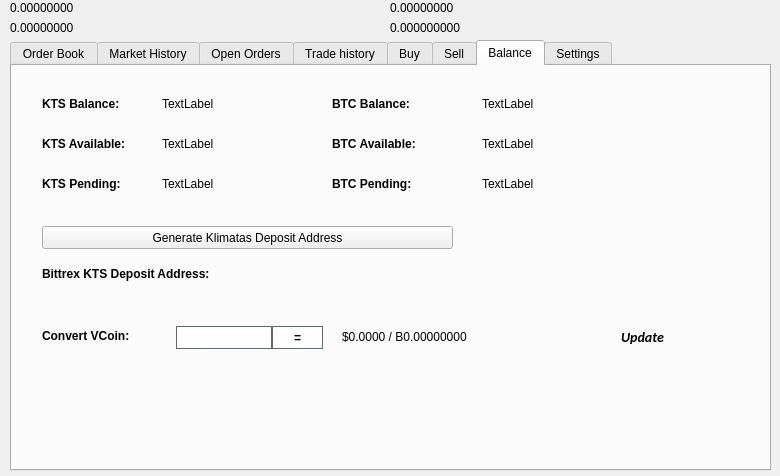
Old version of the form src/qt/forms/tradingdialog.ui in the repository klimatas/klimatas-core.
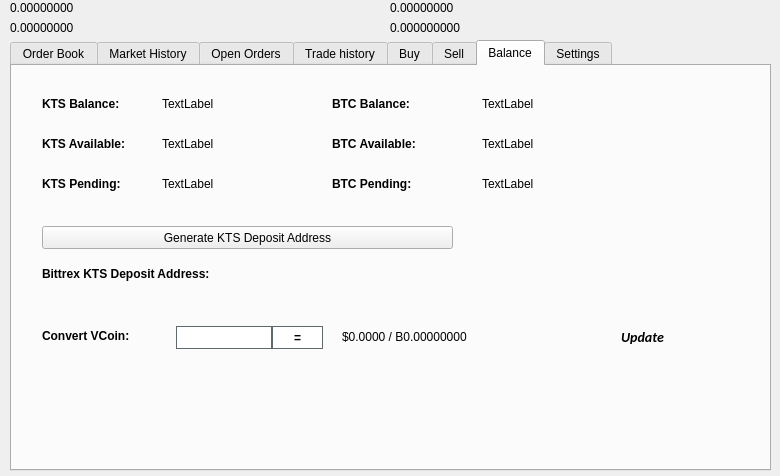
New version of the form. The open tabs and pages were chosen to show the change. Icons and pictures are not drawn.

Commit message: Klimatas upgrade to latest PIVX version

Patch:
```diff
--- a/src/qt/forms/tradingdialog.ui
+++ b/src/qt/forms/tradingdialog.ui
@@ -2941,7 +2941,7 @@
       </rect>
      </property>
      <property name="text">
-      <string>Generate Klimatas Deposit Address</string>
+      <string>Generate KTS Deposit Address</string>
      </property>
      <property name="icon">
       <iconset resource="../klimatas.qrc">
```
Left out of the diff: 14 changed lines with no effect on the pictures. The commit also changes 1722 other files.
